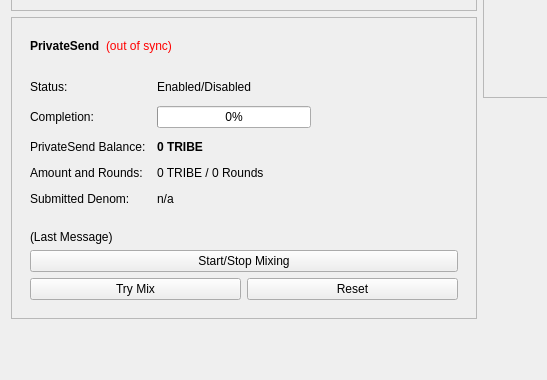
TribeCrypto/tribe, file src/qt/forms/overviewpage.ui: the form before one commit; both pictures show x 0 to 547 and y 205 to 585 of the 960 by 585 pixel window.
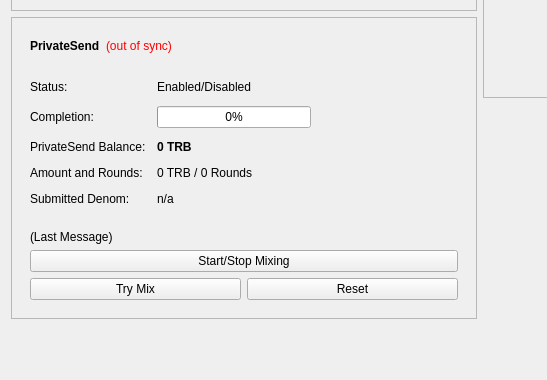
The form after the commit.

The edit to the form file:
```diff
--- a/src/qt/forms/overviewpage.ui
+++ b/src/qt/forms/overviewpage.ui
@@ -514,7 +514,7 @@
                 </font>
                </property>
                <property name="text">
-                <string notr="true">0 TRIBE</string>
+                <string notr="true">0 TRB</string>
                </property>
               </widget>
              </item>
@@ -528,7 +528,7 @@
              <item row="3" column="1">
               <widget class="QLabel" name="labelAmountRounds">
                <property name="text">
-                <string>0 TRIBE / 0 Rounds</string>
+                <string>0 TRB / 0 Rounds</string>
                </property>
               </widget>
              </item>
```
